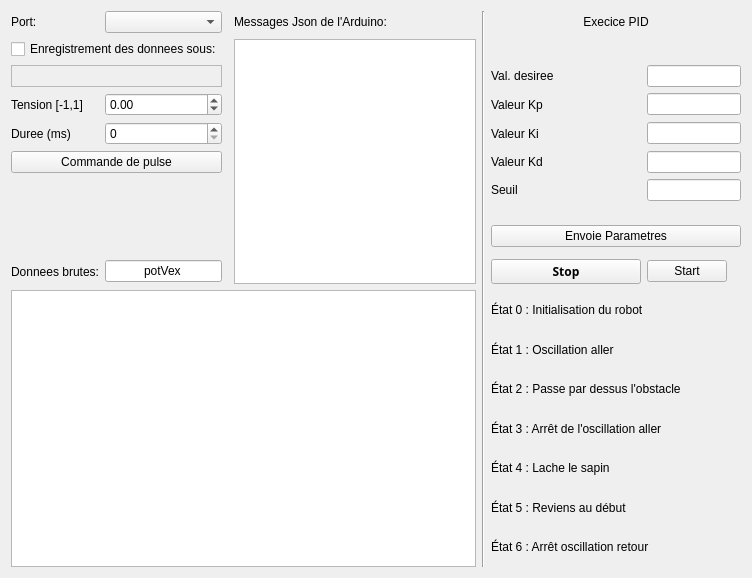
Old version of the form S3GROProjet-master/IdentificationParams/identification_Qt/mainwindow.ui in the repository Natael21/S3GROProjet-master.
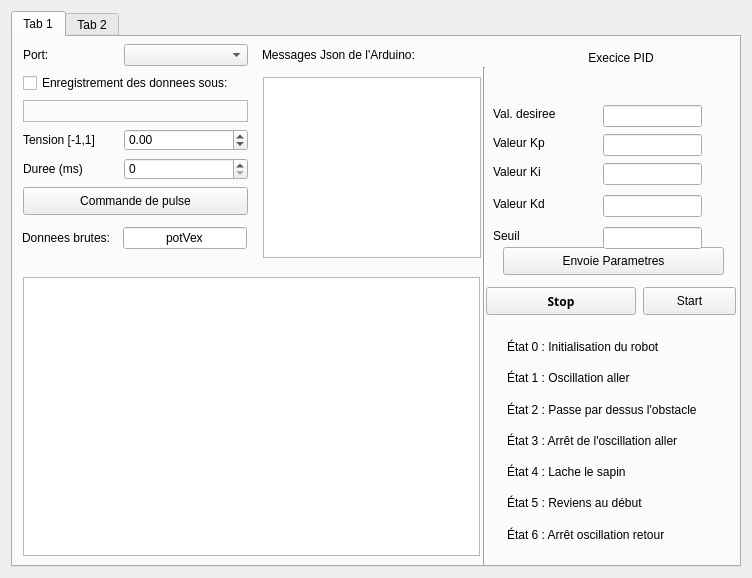
New version of the form. Custom widgets are drawn as their Qt base class.

Diff of the .ui file:
```diff
--- a/S3GROProjet-master/IdentificationParams/identification_Qt/mainwindow.ui
+++ b/S3GROProjet-master/IdentificationParams/identification_Qt/mainwindow.ui
@@ -18,316 +18,620 @@
   </property>
   <widget class="QWidget" name="centralWidget">
    <layout class="QGridLayout" name="gridLayout">
-    <item row="16" column="1">
-     <widget class="QLineEdit" name="JsonKey">
-      <property name="text">
-       <string>potVex</string>
-      </property>
-      <property name="alignment">
-       <set>Qt::AlignCenter</set>
-      </property>
-     </widget>
-    </item>
-    <item row="5" column="3" rowspan="12">
-     <widget class="QTextBrowser" name="textBrowser">
-      <property name="font">
-       <font>
-        <pointsize>9</pointsize>
-       </font>
-      </property>
-     </widget>
-    </item>
-    <item row="6" column="0" colspan="2">
-     <widget class="QLabel" name="label_pathCSV">
-      <property name="frameShape">
-       <enum>QFrame::StyledPanel</enum>
-      </property>
-      <property name="text">
-       <string/>
-      </property>
-      <property name="textFormat">
-       <enum>Qt::AutoText</enum>
-      </property>
-     </widget>
-    </item>
-    <item row="7" column="6">
-     <widget class="QLineEdit" name="lineEdit_Kp"/>
-    </item>
-    <item row="9" column="5">
-     <widget class="QLabel" name="label_10">
-      <property name="text">
-       <string>Valeur Kd</string>
-      </property>
-     </widget>
-    </item>
-    <item row="8" column="5">
-     <widget class="QLabel" name="label_9">
-      <property name="text">
-       <string>Valeur Ki</string>
-      </property>
-     </widget>
-    </item>
-    <item row="4" column="4" rowspan="14">
-     <widget class="Line" name="line_3">
-      <property name="orientation">
-       <enum>Qt::Vertical</enum>
-      </property>
-     </widget>
-    </item>
-    <item row="8" column="0">
-     <widget class="QLabel" name="label_2">
-      <property name="text">
-       <string>Duree (ms)</string>
-      </property>
-     </widget>
-    </item>
-    <item row="7" column="0">
-     <widget class="QLabel" name="label">
-      <property name="text">
-       <string>Tension [-1,1]</string>
-      </property>
-     </widget>
-    </item>
-    <item row="7" column="1">
-     <widget class="QDoubleSpinBox" name="PWMBox">
-      <property name="minimum">
-       <double>-1.000000000000000</double>
-      </property>
-      <property name="maximum">
-       <double>1.000000000000000</double>
-      </property>
-      <property name="singleStep">
-       <double>0.100000000000000</double>
-      </property>
-     </widget>
-    </item>
-    <item row="7" column="5">
-     <widget class="QLabel" name="label_8">
-      <property name="text">
-       <string>Valeur Kp</string>
-      </property>
-     </widget>
-    </item>
-    <item row="4" column="3">
-     <widget class="QLabel" name="label_4">
-      <property name="text">
-       <string>Messages Json de l'Arduino:</string>
-      </property>
-      <property name="alignment">
-       <set>Qt::AlignLeading|Qt::AlignLeft|Qt::AlignVCenter</set>
-      </property>
-     </widget>
-    </item>
-    <item row="16" column="0">
-     <widget class="QLabel" name="label_3">
-      <property name="text">
-       <string>Donnees brutes:</string>
-      </property>
-     </widget>
-    </item>
-    <item row="14" column="2">
-     <widget class="Line" name="line">
-      <property name="orientation">
-       <enum>Qt::Horizontal</enum>
-      </property>
-     </widget>
-    </item>
-    <item row="9" column="6">
-     <widget class="QLineEdit" name="lineEdit_Kd"/>
-    </item>
-    <item row="8" column="6">
-     <widget class="QLineEdit" name="lineEdit_Ki"/>
-    </item>
-    <item row="4" column="5" colspan="2">
-     <widget class="QLabel" name="label_6">
-      <property name="text">
-       <string>Execice PID</string>
-      </property>
-      <property name="alignment">
-       <set>Qt::AlignCenter</set>
-      </property>
-     </widget>
-    </item>
-    <item row="6" column="5">
-     <widget class="QLabel" name="label_7">
-      <property name="text">
-       <string>Val. desiree</string>
-      </property>
-     </widget>
-    </item>
-    <item row="5" column="0" colspan="2">
-     <widget class="QCheckBox" name="checkBox">
-      <property name="text">
-       <string>Enregistrement des donnees sous:</string>
-      </property>
-     </widget>
-    </item>
-    <item row="10" column="5">
-     <widget class="QLabel" name="label_11">
-      <property name="text">
-       <string>Seuil</string>
-      </property>
-     </widget>
-    </item>
-    <item row="6" column="6">
-     <widget class="QLineEdit" name="lineEdit_DesVal"/>
-    </item>
-    <item row="8" column="1">
-     <widget class="QSpinBox" name="DurationBox">
-      <property name="keyboardTracking">
-       <bool>false</bool>
-      </property>
-      <property name="minimum">
+    <item row="17" column="0">
+     <widget class="QTabWidget" name="tabWidget">
+      <property name="currentIndex">
        <number>0</number>
       </property>
-      <property name="maximum">
-       <number>5000</number>
-      </property>
-      <property name="singleStep">
-       <number>25</number>
-      </property>
-     </widget>
-    </item>
-    <item row="4" column="0">
-     <widget class="QLabel" name="label_5">
-      <property name="text">
-       <string>Port:</string>
-      </property>
-     </widget>
-    </item>
-    <item row="9" column="0" colspan="2">
-     <widget class="QPushButton" name="pulseButton">
-      <property name="text">
-       <string>Commande de pulse</string>
-      </property>
-     </widget>
-    </item>
-    <item row="10" column="6">
-     <widget class="QLineEdit" name="lineEdit_Thresh"/>
-    </item>
-    <item row="4" column="1">
-     <widget class="QComboBox" name="comboBoxPort"/>
-    </item>
-    <item row="14" column="5" colspan="2">
-     <widget class="QPushButton" name="pushButton_Params">
-      <property name="text">
-       <string>Envoie Parametres</string>
-      </property>
-     </widget>
-    </item>
-    <item row="16" column="6">
-     <widget class="QPushButton" name="StartButton">
-      <property name="sizePolicy">
-       <sizepolicy hsizetype="Fixed" vsizetype="Fixed">
-        <horstretch>0</horstretch>
-        <verstretch>0</verstretch>
-       </sizepolicy>
-      </property>
-      <property name="layoutDirection">
-       <enum>Qt::LeftToRight</enum>
-      </property>
-      <property name="text">
-       <string>Start</string>
-      </property>
-      <property name="iconSize">
-       <size>
-        <width>16</width>
-        <height>16</height>
-       </size>
-      </property>
-     </widget>
-    </item>
-    <item row="17" column="0" colspan="4">
-     <widget class="QChartView" name="graph"/>
-    </item>
-    <item row="17" column="5" colspan="2">
-     <layout class="QVBoxLayout" name="verticalLayout_4">
-      <property name="spacing">
-       <number>0</number>
-      </property>
-      <item>
-       <widget class="QLabel" name="label_13">
+      <widget class="QWidget" name="tab">
+       <attribute name="title">
+        <string>Tab 1</string>
+       </attribute>
+       <widget class="QLineEdit" name="JsonKey">
+        <property name="geometry">
+         <rect>
+          <x>110</x>
+          <y>190</y>
+          <width>124</width>
+          <height>22</height>
+         </rect>
+        </property>
         <property name="text">
-         <string>État 0 : Initialisation du robot</string>
+         <string>potVex</string>
         </property>
+        <property name="alignment">
+         <set>Qt::AlignCenter</set>
+        </property>
        </widget>
-      </item>
-      <item>
-       <widget class="QLabel" name="label_15">
+       <widget class="QLabel" name="label_7">
+        <property name="geometry">
+         <rect>
+          <x>480</x>
+          <y>66</y>
+          <width>121</width>
+          <height>22</height>
+         </rect>
+        </property>
         <property name="text">
-         <string>État 1 : Oscillation aller</string>
+         <string>Val. desiree</string>
         </property>
        </widget>
-      </item>
-      <item>
-       <widget class="QLabel" name="label_14">
+       <widget class="Line" name="line_3">
+        <property name="geometry">
+         <rect>
+          <x>470</x>
+          <y>30</y>
+          <width>3</width>
+          <height>556</height>
+         </rect>
+        </property>
+        <property name="orientation">
+         <enum>Qt::Vertical</enum>
+        </property>
+       </widget>
+       <widget class="QLabel" name="label_4">
+        <property name="geometry">
+         <rect>
+          <x>249</x>
+          <y>7</y>
+          <width>218</width>
+          <height>22</height>
+         </rect>
+        </property>
         <property name="text">
-         <string>État 2 : Passe par dessus l'obstacle</string>
+         <string>Messages Json de l'Arduino:</string>
         </property>
+        <property name="alignment">
+         <set>Qt::AlignLeading|Qt::AlignLeft|Qt::AlignVCenter</set>
+        </property>
        </widget>
-      </item>
-      <item>
-       <widget class="QLabel" name="label_12">
+       <widget class="QLabel" name="label_9">
+        <property name="geometry">
+         <rect>
+          <x>480</x>
+          <y>124</y>
+          <width>121</width>
+          <height>22</height>
+         </rect>
+        </property>
         <property name="text">
-         <string>État 3 : Arrêt de l'oscillation aller</string>
+         <string>Valeur Ki</string>
         </property>
        </widget>
-      </item>
-      <item>
-       <widget class="QLabel" name="label_17">
+       <widget class="QWidget" name="layoutWidget">
+        <property name="geometry">
+         <rect>
+          <x>483</x>
+          <y>283</y>
+          <width>241</width>
+          <height>241</height>
+         </rect>
+        </property>
+        <layout class="QVBoxLayout" name="verticalLayout_5">
+         <property name="spacing">
+          <number>0</number>
+         </property>
+         <item>
+          <widget class="QLabel" name="label_19">
+           <property name="text">
+            <string>État 0 : Initialisation du robot</string>
+           </property>
+          </widget>
+         </item>
+         <item>
+          <widget class="QLabel" name="label_20">
+           <property name="text">
+            <string>État 1 : Oscillation aller</string>
+           </property>
+          </widget>
+         </item>
+         <item>
+          <widget class="QLabel" name="label_21">
+           <property name="text">
+            <string>État 2 : Passe par dessus l'obstacle</string>
+           </property>
+          </widget>
+         </item>
+         <item>
+          <widget class="QLabel" name="label_22">
+           <property name="text">
+            <string>État 3 : Arrêt de l'oscillation aller</string>
+           </property>
+          </widget>
+         </item>
+         <item>
+          <widget class="QLabel" name="label_23">
+           <property name="text">
+            <string>État 4 : Lache le sapin</string>
+           </property>
+          </widget>
+         </item>
+         <item>
+          <widget class="QLabel" name="label_24">
+           <property name="text">
+            <string>État 5 : Reviens au début</string>
+           </property>
+          </widget>
+         </item>
+         <item>
+          <widget class="QLabel" name="label_25">
+           <property name="text">
+            <string>État 6 : Arrêt oscillation retour</string>
+           </property>
+          </widget>
+         </item>
+        </layout>
+       </widget>
+       <widget class="QLineEdit" name="lineEdit_Kd">
+        <property name="geometry">
+         <rect>
+          <x>590</x>
+          <y>158</y>
+          <width>99</width>
+          <height>22</height>
+         </rect>
+        </property>
+       </widget>
+       <widget class="QLineEdit" name="lineEdit_DesVal">
+        <property name="geometry">
+         <rect>
+          <x>590</x>
+          <y>68</y>
+          <width>99</width>
+          <height>22</height>
+         </rect>
+        </property>
+       </widget>
+       <widget class="Line" name="line">
+        <property name="geometry">
+         <rect>
+          <x>263</x>
+          <y>250</y>
+          <width>0</width>
+          <height>3</height>
+         </rect>
+        </property>
+        <property name="orientation">
+         <enum>Qt::Horizontal</enum>
+        </property>
+       </widget>
+       <widget class="QComboBox" name="comboBoxPort">
+        <property name="geometry">
+         <rect>
+          <x>111</x>
+          <y>7</y>
+          <width>124</width>
+          <height>22</height>
+         </rect>
+        </property>
+       </widget>
+       <widget class="QLabel" name="label_2">
+        <property name="geometry">
+         <rect>
+          <x>10</x>
+          <y>121</y>
+          <width>94</width>
+          <height>22</height>
+         </rect>
+        </property>
         <property name="text">
-         <string>État 4 : Lache le sapin</string>
+         <string>Duree (ms)</string>
         </property>
        </widget>
-      </item>
-      <item>
-       <widget class="QLabel" name="label_16">
+       <widget class="QLabel" name="label_3">
+        <property name="geometry">
+         <rect>
+          <x>9</x>
+          <y>187</y>
+          <width>94</width>
+          <height>28</height>
+         </rect>
+        </property>
         <property name="text">
-         <string>État 5 : Reviens au début</string>
+         <string>Donnees brutes:</string>
         </property>
        </widget>
-      </item>
-      <item>
-       <widget class="QLabel" name="label_18">
+       <widget class="QLineEdit" name="lineEdit_Kp">
+        <property name="geometry">
+         <rect>
+          <x>590</x>
+          <y>97</y>
+          <width>99</width>
+          <height>22</height>
+         </rect>
+        </property>
+       </widget>
+       <widget class="QPushButton" name="pushButton_Params">
+        <property name="geometry">
+         <rect>
+          <x>490</x>
+          <y>210</y>
+          <width>221</width>
+          <height>28</height>
+         </rect>
+        </property>
         <property name="text">
-         <string>État 6 : Arrêt oscillation retour</string>
+         <string>Envoie Parametres</string>
         </property>
        </widget>
-      </item>
-     </layout>
-    </item>
-    <item row="16" column="5">
-     <widget class="QPushButton" name="Stop">
-      <property name="sizePolicy">
-       <sizepolicy hsizetype="Minimum" vsizetype="Minimum">
-        <horstretch>0</horstretch>
-        <verstretch>0</verstretch>
-       </sizepolicy>
-      </property>
-      <property name="minimumSize">
-       <size>
-        <width>150</width>
-        <height>0</height>
-       </size>
-      </property>
-      <property name="maximumSize">
-       <size>
-        <width>200</width>
-        <height>16777215</height>
-       </size>
-      </property>
-      <property name="font">
-       <font>
-        <family>Sans Serif</family>
-        <weight>75</weight>
-        <bold>true</bold>
-        <underline>false</underline>
-        <strikeout>false</strikeout>
-       </font>
-      </property>
-      <property name="text">
-       <string>Stop</string>
-      </property>
+       <widget class="QPushButton" name="pulseButton">
+        <property name="geometry">
+         <rect>
+          <x>10</x>
+          <y>150</y>
+          <width>225</width>
+          <height>28</height>
+         </rect>
+        </property>
+        <property name="text">
+         <string>Commande de pulse</string>
+        </property>
+       </widget>
+       <widget class="QTextBrowser" name="textBrowser">
+        <property name="geometry">
+         <rect>
+          <x>250</x>
+          <y>40</y>
+          <width>218</width>
+          <height>181</height>
+         </rect>
+        </property>
+        <property name="font">
+         <font>
+          <pointsize>9</pointsize>
+         </font>
+        </property>
+       </widget>
+       <widget class="QLabel" name="label_8">
+        <property name="geometry">
+         <rect>
+          <x>480</x>
+          <y>95</y>
+          <width>121</width>
+          <height>22</height>
+         </rect>
+        </property>
+        <property name="text">
+         <string>Valeur Kp</string>
+        </property>
+       </widget>
+       <widget class="QCheckBox" name="checkBox">
+        <property name="geometry">
+         <rect>
+          <x>10</x>
+          <y>36</y>
+          <width>225</width>
+          <height>20</height>
+         </rect>
+        </property>
+        <property name="text">
+         <string>Enregistrement des donnees sous:</string>
+        </property>
+       </widget>
+       <widget class="QLabel" name="label_pathCSV">
+        <property name="geometry">
+         <rect>
+          <x>10</x>
+          <y>63</y>
+          <width>225</width>
+          <height>22</height>
+         </rect>
+        </property>
+        <property name="frameShape">
+         <enum>QFrame::StyledPanel</enum>
+        </property>
+        <property name="text">
+         <string/>
+        </property>
+        <property name="textFormat">
+         <enum>Qt::AutoText</enum>
+        </property>
+       </widget>
+       <widget class="QLabel" name="label_11">
+        <property name="geometry">
+         <rect>
+          <x>480</x>
+          <y>188</y>
+          <width>121</width>
+          <height>22</height>
+         </rect>
+        </property>
+        <property name="text">
+         <string>Seuil</string>
+        </property>
+       </widget>
+       <widget class="QLabel" name="label_5">
+        <property name="geometry">
+         <rect>
+          <x>10</x>
+          <y>7</y>
+          <width>94</width>
+          <height>22</height>
+         </rect>
+        </property>
+        <property name="text">
+         <string>Port:</string>
+        </property>
+       </widget>
+       <widget class="QLabel" name="label">
+        <property name="geometry">
+         <rect>
+          <x>10</x>
+          <y>92</y>
+          <width>94</width>
+          <height>22</height>
+         </rect>
+        </property>
+        <property name="text">
+         <string>Tension [-1,1]</string>
+        </property>
+       </widget>
+       <widget class="QLabel" name="label_6">
+        <property name="geometry">
+         <rect>
+          <x>480</x>
+          <y>10</y>
+          <width>256</width>
+          <height>22</height>
+         </rect>
+        </property>
+        <property name="text">
+         <string>Execice PID</string>
+        </property>
+        <property name="alignment">
+         <set>Qt::AlignCenter</set>
+        </property>
+       </widget>
+       <widget class="QPushButton" name="Stop">
+        <property name="geometry">
+         <rect>
+          <x>473</x>
+          <y>250</y>
+          <width>150</width>
+          <height>28</height>
+         </rect>
+        </property>
+        <property name="sizePolicy">
+         <sizepolicy hsizetype="Minimum" vsizetype="Minimum">
+          <horstretch>0</horstretch>
+          <verstretch>0</verstretch>
+         </sizepolicy>
+        </property>
+        <property name="minimumSize">
+         <size>
+          <width>150</width>
+          <height>0</height>
+         </size>
+        </property>
+        <property name="maximumSize">
+         <size>
+          <width>200</width>
+          <height>16777215</height>
+         </size>
+        </property>
+        <property name="font">
+         <font>
+          <family>Sans Serif</family>
+          <weight>75</weight>
+          <bold>true</bold>
+          <underline>false</underline>
+          <strikeout>false</strikeout>
+         </font>
+        </property>
+        <property name="text">
+         <string>Stop</string>
+        </property>
+       </widget>
+       <widget class="QSpinBox" name="DurationBox">
+        <property name="geometry">
+         <rect>
+          <x>111</x>
+          <y>121</y>
+          <width>124</width>
+          <height>22</height>
+         </rect>
+        </property>
+        <property name="keyboardTracking">
+         <bool>false</bool>
+        </property>
+        <property name="minimum">
+         <number>0</number>
+        </property>
+        <property name="maximum">
+         <number>5000</number>
+        </property>
+        <property name="singleStep">
+         <number>25</number>
+        </property>
+       </widget>
+       <widget class="QLineEdit" name="lineEdit_Ki">
+        <property name="geometry">
+         <rect>
+          <x>590</x>
+          <y>126</y>
+          <width>99</width>
+          <height>22</height>
+         </rect>
+        </property>
+       </widget>
+       <widget class="QLabel" name="label_10">
+        <property name="geometry">
+         <rect>
+          <x>480</x>
+          <y>153</y>
+          <width>121</width>
+          <height>28</height>
+         </rect>
+        </property>
+        <property name="text">
+         <string>Valeur Kd</string>
+        </property>
+       </widget>
+       <widget class="QLineEdit" name="lineEdit_Thresh">
+        <property name="geometry">
+         <rect>
+          <x>590</x>
+          <y>190</y>
+          <width>99</width>
+          <height>22</height>
+         </rect>
+        </property>
+       </widget>
+       <widget class="QPushButton" name="StartButton">
+        <property name="geometry">
+         <rect>
+          <x>630</x>
+          <y>250</y>
+          <width>93</width>
+          <height>28</height>
+         </rect>
+        </property>
+        <property name="sizePolicy">
+         <sizepolicy hsizetype="Fixed" vsizetype="Fixed">
+          <horstretch>0</horstretch>
+          <verstretch>0</verstretch>
+         </sizepolicy>
+        </property>
+        <property name="layoutDirection">
+         <enum>Qt::LeftToRight</enum>
+        </property>
+        <property name="text">
+         <string>Start</string>
+        </property>
+        <property name="iconSize">
+         <size>
+          <width>16</width>
+          <height>16</height>
+         </size>
+        </property>
+       </widget>
+       <widget class="QDoubleSpinBox" name="PWMBox">
+        <property name="geometry">
+         <rect>
+          <x>111</x>
+          <y>92</y>
+          <width>124</width>
+          <height>22</height>
+         </rect>
+        </property>
+        <property name="minimum">
+         <double>-1.000000000000000</double>
+        </property>
+        <property name="maximum">
+         <double>1.000000000000000</double>
+        </property>
+        <property name="singleStep">
+         <double>0.100000000000000</double>
+        </property>
+       </widget>
+       <widget class="QChartView" name="graph">
+        <property name="geometry">
+         <rect>
+          <x>10</x>
+          <y>240</y>
+          <width>457</width>
+          <height>279</height>
+         </rect>
+        </property>
+       </widget>
+      </widget>
+      <widget class="QWidget" name="tab_2">
+       <attribute name="title">
+        <string>Tab 2</string>
+       </attribute>
+       <widget class="QGraphicsView" name="Graphique">
+        <property name="enabled">
+         <bool>true</bool>
+        </property>
+        <property name="geometry">
+         <rect>
+          <x>0</x>
+          <y>190</y>
+          <width>721</width>
+          <height>331</height>
+         </rect>
+        </property>
+       </widget>
+       <widget class="QLabel" name="label_26">
+        <property name="geometry">
+         <rect>
+          <x>10</x>
+          <y>10</y>
+          <width>111</width>
+          <height>41</height>
+         </rect>
+        </property>
+        <property name="text">
+         <string>Distance Obstacle</string>
+        </property>
+       </widget>
+       <widget class="QLabel" name="label_27">
+        <property name="geometry">
+         <rect>
+          <x>10</x>
+          <y>50</y>
+          <width>101</width>
+          <height>31</height>
+         </rect>
+        </property>
+        <property name="text">
+         <string>Distance dépôt</string>
+        </property>
+       </widget>
+       <widget class="QLabel" name="label_28">
+        <property name="geometry">
+         <rect>
+          <x>180</x>
+          <y>130</y>
+          <width>371</width>
+          <height>61</height>
+         </rect>
+        </property>
+        <property name="font">
+         <font>
+          <pointsize>20</pointsize>
+          <weight>75</weight>
+          <bold>true</bold>
+         </font>
+        </property>
+        <property name="text">
+         <string>Robot en temps Réel</string>
+        </property>
+       </widget>
+       <widget class="QLineEdit" name="distanceObstacle">
+        <property name="geometry">
+         <rect>
+          <x>140</x>
+          <y>20</y>
+          <width>113</width>
+          <height>22</height>
+         </rect>
+        </property>
+       </widget>
+       <widget class="QLineEdit" name="distanceDepot">
+        <property name="geometry">
+         <rect>
+          <x>140</x>
+          <y>60</y>
+          <width>113</width>
+          <height>22</height>
+         </rect>
+        </property>
+       </widget>
+       <widget class="QPushButton" name="envoiDistance">
+        <property name="geometry">
+         <rect>
+          <x>290</x>
+          <y>40</y>
+          <width>111</width>
+          <height>28</height>
+         </rect>
+        </property>
+        <property name="text">
+         <string>Envoie distance</string>
+        </property>
+       </widget>
+      </widget>
      </widget>
     </item>
    </layout>
```
